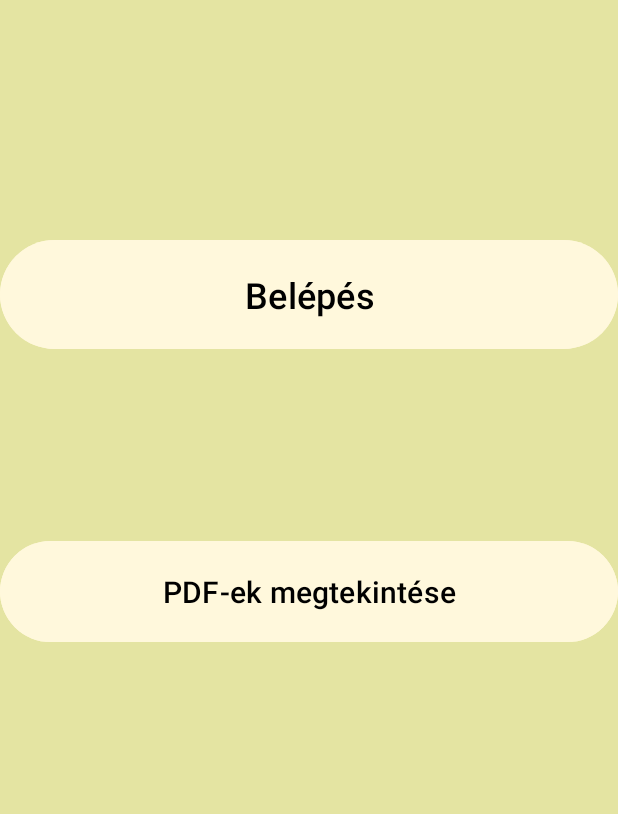
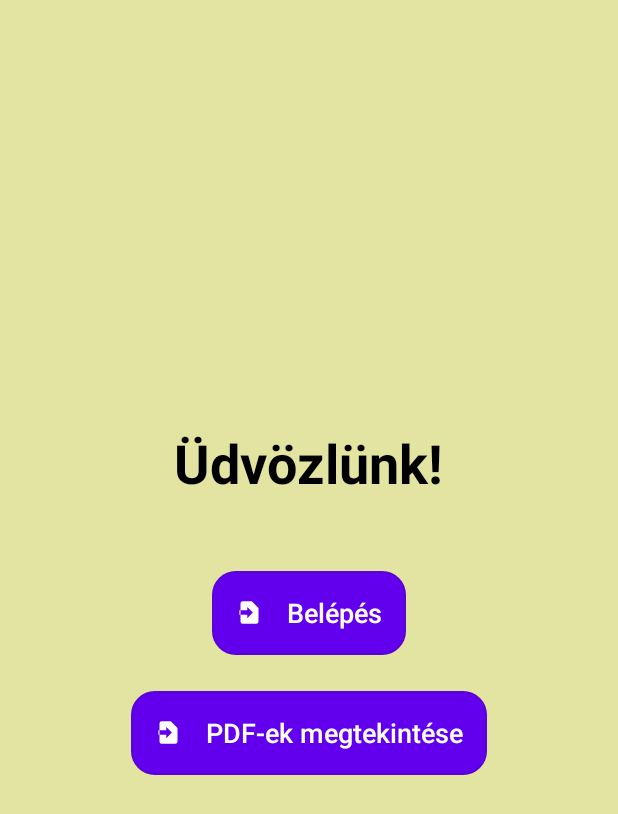
Before and after one commit to Markspooky/fontos_szakdoga, an Android app: the screen it shows after launch (MainActivity), on a phone screen of 412 x 824 dp. Shown: the top 814 px of the screen. Run offline under Robolectric (Android 15) with nearby library versions, the phone set to English and light mode, and no system bars.

```diff
--- a/app/src/main/java/com/example/szakdoga/MainActivity.java
+++ b/app/src/main/java/com/example/szakdoga/MainActivity.java
@@ -3,6 +3,8 @@ package com.example.szakdoga;
 import android.content.Intent;
 import android.os.Bundle;
 import android.view.View;
+import android.view.animation.Animation;
+import android.view.animation.AnimationUtils;
 
 import androidx.activity.EdgeToEdge;
 import androidx.appcompat.app.AppCompatActivity;
@@ -18,13 +20,30 @@ public class MainActivity extends AppCompatActivity {
         super.onCreate(savedInstanceState);
         EdgeToEdge.enable(this);
         setContentView(R.layout.activity_main);
+
         ViewCompat.setOnApplyWindowInsetsListener(findViewById(R.id.main), (v, insets) -> {
             Insets systemBars = insets.getInsets(WindowInsetsCompat.Type.systemBars());
             v.setPadding(systemBars.left, systemBars.top, systemBars.right, systemBars.bottom);
             return insets;
         });
 
+        // ANIMÁCIÓK INDÍTÁSA
+        View title = findViewById(R.id.title);
+        View belepes = findViewById(R.id.belepes);
+        View pdfek = findViewById(R.id.pdfek);
+
+        Animation anim1 = AnimationUtils.loadAnimation(this, R.anim.fade_in_slide_up);
+        Animation anim2 = AnimationUtils.loadAnimation(this, R.anim.fade_in_slide_up);
+        Animation anim3 = AnimationUtils.loadAnimation(this, R.anim.fade_in_slide_up);
+
+        anim2.setStartOffset(150);
+        anim3.setStartOffset(300);
+
+        title.startAnimation(anim1);
+        belepes.startAnimation(anim2);
+        pdfek.startAnimation(anim3);
     }
+
 
     public void loggingIn(View view) {
         Intent intent = new Intent(MainActivity.this, LoggedIn.class);
--- /dev/null
+++ b/app/src/main/res/anim/fade_in_slide_up.xml
@@ -0,0 +1,13 @@
+<set xmlns:android="http://schemas.android.com/apk/res/android"
+    android:interpolator="@android:interpolator/fast_out_slow_in">
+
+    <translate
+        android:fromYDelta="20%"
+        android:toYDelta="0"
+        android:duration="500"/>
+
+    <alpha
+        android:fromAlpha="0"
+        android:toAlpha="1"
+        android:duration="500"/>
+</set>
--- /dev/null
+++ b/app/src/main/res/drawable/ic_login.xml
@@ -0,0 +1,9 @@
+<vector xmlns:android="http://schemas.android.com/apk/res/android"
+    android:width="24dp"
+    android:height="24dp"
+    android:viewportWidth="24"
+    android:viewportHeight="24">
+    <path
+        android:fillColor="#FFFFFF"
+        android:pathData="M10,17v-3H3v-4h7V7l5,5l-5,5M14,2H6A2,2 0 0,0 4,4v16a2,2 0 0,0 2,2h12a2,2 0 0,0 2,-2V8L14,2z"/>
+</vector>
--- a/app/src/main/res/layout/activity_main.xml
+++ b/app/src/main/res/layout/activity_main.xml
@@ -6,43 +6,78 @@
     android:id="@+id/main"
     android:layout_width="match_parent"
     android:layout_height="match_parent"
-    tools:context=".MainActivity"
     android:background="@color/beige"
-    android:padding="24dp">
+    android:padding="32dp"
+    tools:context=".MainActivity">
 
-    <Button
-        android:id="@+id/belepes"
-        android:layout_width="0dp"
+    <LinearLayout
+        android:layout_width="match_parent"
         android:layout_height="wrap_content"
-        android:layout_marginTop="156dp"
-        android:elevation="6dp"
-        android:onClick="loggingIn"
-        android:paddingVertical="20dp"
-        android:text="Belépés"
-        android:textColor="@color/black"
-        android:textSize="24sp"
-        app:layout_constraintEnd_toEndOf="parent"
-        app:layout_constraintHorizontal_bias="0.0"
+        android:orientation="vertical"
+        android:gravity="center_horizontal"
+        app:layout_constraintTop_toTopOf="parent"
+        app:layout_constraintBottom_toBottomOf="parent"
         app:layout_constraintStart_toStartOf="parent"
-        app:layout_constraintTop_toTopOf="parent"
-        android:backgroundTint="#FFF8DC"
-        />
+        app:layout_constraintEnd_toEndOf="parent">
 
-    <Button
-        android:id="@+id/pdfek"
-        android:layout_width="0dp"
-        android:layout_height="wrap_content"
-        android:layout_marginTop="120dp"
-        android:backgroundTint="#FFF8DC"
-        android:elevation="6dp"
-        android:onClick="pdfOpen"
-        android:paddingVertical="20dp"
-        android:text="PDF-ek megtekintése"
-        android:textColor="@color/black"
-        android:textSize="20sp"
-        app:layout_constraintEnd_toEndOf="parent"
-        app:layout_constraintHorizontal_bias="0.0"
-        app:layout_constraintStart_toStartOf="parent"
-        app:layout_constraintTop_toBottomOf="@+id/belepes" />
+        <TextView
+            android:id="@+id/title"
+            android:layout_width="wrap_content"
+            android:layout_height="wrap_content"
+            android:text="Üdvözlünk!"
+            android:textSize="36sp"
+            android:textStyle="bold"
+            android:textColor="@color/black"
+            android:layout_marginBottom="48dp"/>
 
+        <com.google.android.material.button.MaterialButton
+            android:id="@+id/belepes"
+            android:onClick="loggingIn"
+            android:text="Belépés"
+            android:layout_width="wrap_content"
+            android:layout_height="wrap_content"
+            android:layout_marginBottom="24dp"
+            android:minHeight="56dp"
+            android:paddingVertical="12dp"
+            android:textColor="@android:color/white"
+            android:textSize="18sp"
+            android:textAllCaps="false"
+            android:letterSpacing="0"
+            android:insetTop="0dp"
+            android:insetBottom="0dp"
+            app:cornerRadius="16dp"
+            app:backgroundTint="@color/primary"
+            app:rippleColor="@color/primary_dark"
+            app:icon="@drawable/ic_login"
+            app:iconGravity="textStart"
+            app:iconTint="@android:color/white"
+            app:iconPadding="16dp"
+            style="@style/Widget.MaterialComponents.Button.OutlinedButton"
+            app:layout_constraintWidth_percent="0.8"/>
+
+        <com.google.android.material.button.MaterialButton
+            android:id="@+id/pdfek"
+            android:onClick="pdfOpen"
+            android:text="PDF-ek megtekintése"
+            android:layout_width="wrap_content"
+            android:layout_height="wrap_content"
+            android:layout_marginBottom="24dp"
+            android:minHeight="56dp"
+            android:paddingVertical="12dp"
+            android:textColor="@android:color/white"
+            android:textSize="18sp"
+            android:textAllCaps="false"
+            android:letterSpacing="0"
+            android:insetTop="0dp"
+            android:insetBottom="0dp"
+            app:cornerRadius="16dp"
+            app:backgroundTint="@color/primary"
+            app:rippleColor="@color/primary_dark"
+            app:icon="@drawable/ic_login"
+            app:iconGravity="textStart"
+            app:iconTint="@android:color/white"
+            app:iconPadding="16dp"
+            style="@style/Widget.MaterialComponents.Button.OutlinedButton"
+            app:layout_constraintWidth_percent="0.8"/>
+    </LinearLayout>
 </androidx.constraintlayout.widget.ConstraintLayout>
--- a/app/src/main/res/values/colors.xml
+++ b/app/src/main/res/values/colors.xml
@@ -4,4 +4,6 @@
     <color name="white">#FFFFFFFF</color>
     <color name="beige">#e4e4a2</color>
     <color name="gold">#D4AF37</color>
+    <color name="primary">#6200EE</color>
+    <color name="primary_dark">#3700B3</color>
 </resources>
```
Also changed, not shown: app/src/main/java/com/example/szakdoga/PDFOpen.java (+67 -17 lines), app/src/main/res/animator/button_elevation.xml (added, +16 -0 lines), app/src/main/res/drawable/rounded_button.xml (+13 -9 lines), app/src/main/res/layout/pdfopen_page.xml (+63 -21 lines).
